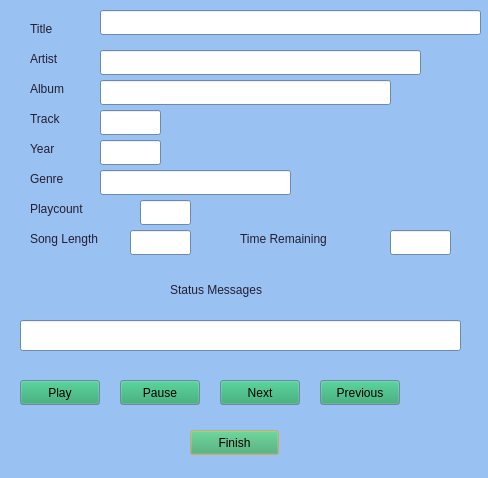
This is player.ui in poldi171254/StrawberryRemote as Qt 5 draws it before an edit. The edited form follows.
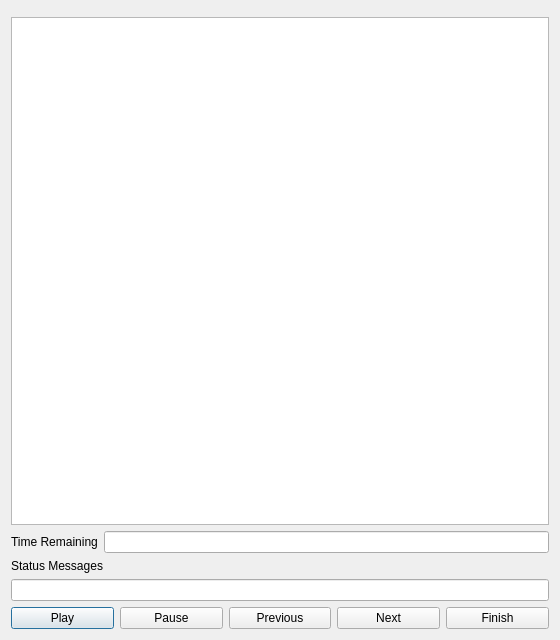
This is the edited form.

What changed in the file:
```diff
--- a/player.ui
+++ b/player.ui
@@ -6,456 +6,101 @@
    <rect>
     <x>0</x>
     <y>0</y>
-    <width>488</width>
-    <height>478</height>
+    <width>560</width>
+    <height>640</height>
    </rect>
   </property>
-  <property name="palette">
-   <palette>
-    <active>
-     <colorrole role="WindowText">
-      <brush brushstyle="SolidPattern">
-       <color alpha="255">
-        <red>36</red>
-        <green>31</green>
-        <blue>49</blue>
-       </color>
-      </brush>
-     </colorrole>
-     <colorrole role="Button">
-      <brush brushstyle="SolidPattern">
-       <color alpha="255">
-        <red>38</red>
-        <green>162</green>
-        <blue>105</blue>
-       </color>
-      </brush>
-     </colorrole>
-     <colorrole role="Window">
-      <brush brushstyle="SolidPattern">
-       <color alpha="255">
-        <red>153</red>
-        <green>193</green>
-        <blue>241</blue>
-       </color>
-      </brush>
-     </colorrole>
-     <colorrole role="Highlight">
-      <brush brushstyle="SolidPattern">
-       <color alpha="255">
-        <red>255</red>
-        <green>190</green>
-        <blue>111</blue>
-       </color>
-      </brush>
-     </colorrole>
-    </active>
-    <inactive>
-     <colorrole role="WindowText">
-      <brush brushstyle="SolidPattern">
-       <color alpha="255">
-        <red>36</red>
-        <green>31</green>
-        <blue>49</blue>
-       </color>
-      </brush>
-     </colorrole>
-     <colorrole role="Button">
-      <brush brushstyle="SolidPattern">
-       <color alpha="255">
-        <red>38</red>
-        <green>162</green>
-        <blue>105</blue>
-       </color>
-      </brush>
-     </colorrole>
-     <colorrole role="Window">
-      <brush brushstyle="SolidPattern">
-       <color alpha="255">
-        <red>153</red>
-        <green>193</green>
-        <blue>241</blue>
-       </color>
-      </brush>
-     </colorrole>
-     <colorrole role="Highlight">
-      <brush brushstyle="SolidPattern">
-       <color alpha="255">
-        <red>255</red>
-        <green>190</green>
-        <blue>111</blue>
-       </color>
-      </brush>
-     </colorrole>
-    </inactive>
-    <disabled>
-     <colorrole role="Button">
-      <brush brushstyle="SolidPattern">
-       <color alpha="255">
-        <red>38</red>
-        <green>162</green>
-        <blue>105</blue>
-       </color>
-      </brush>
-     </colorrole>
-     <colorrole role="Base">
-      <brush brushstyle="SolidPattern">
-       <color alpha="255">
-        <red>153</red>
-        <green>193</green>
-        <blue>241</blue>
-       </color>
-      </brush>
-     </colorrole>
-     <colorrole role="Window">
-      <brush brushstyle="SolidPattern">
-       <color alpha="255">
-        <red>153</red>
-        <green>193</green>
-        <blue>241</blue>
-       </color>
-      </brush>
-     </colorrole>
-     <colorrole role="Highlight">
-      <brush brushstyle="SolidPattern">
-       <color alpha="255">
-        <red>53</red>
-        <green>132</green>
-        <blue>228</blue>
-       </color>
-      </brush>
-     </colorrole>
-    </disabled>
-   </palette>
-  </property>
   <property name="windowTitle">
    <string>Strawberry Player</string>
   </property>
   <property name="autoFillBackground">
    <bool>true</bool>
   </property>
-  <widget class="QLabel" name="titleLabel">
-   <property name="geometry">
-    <rect>
-     <x>30</x>
-     <y>20</y>
-     <width>41</width>
-     <height>17</height>
-    </rect>
-   </property>
-   <property name="text">
-    <string>Title</string>
-   </property>
-  </widget>
-  <widget class="QLabel" name="artistLabel">
-   <property name="geometry">
-    <rect>
-     <x>30</x>
-     <y>50</y>
-     <width>51</width>
-     <height>17</height>
-    </rect>
-   </property>
-   <property name="text">
-    <string>Artist</string>
-   </property>
-  </widget>
-  <widget class="QLabel" name="albumLabel">
-   <property name="geometry">
-    <rect>
-     <x>30</x>
-     <y>80</y>
-     <width>51</width>
-     <height>17</height>
-    </rect>
-   </property>
-   <property name="text">
-    <string>Album</string>
-   </property>
-  </widget>
-  <widget class="QLabel" name="trackLabel">
-   <property name="geometry">
-    <rect>
-     <x>30</x>
-     <y>110</y>
-     <width>51</width>
-     <height>17</height>
-    </rect>
-   </property>
-   <property name="text">
-    <string>Track</string>
-   </property>
-  </widget>
-  <widget class="QLabel" name="yearLabel">
-   <property name="geometry">
-    <rect>
-     <x>30</x>
-     <y>140</y>
-     <width>41</width>
-     <height>17</height>
-    </rect>
-   </property>
-   <property name="text">
-    <string>Year</string>
-   </property>
-  </widget>
-  <widget class="QLabel" name="genreLabel">
-   <property name="geometry">
-    <rect>
-     <x>30</x>
-     <y>170</y>
-     <width>51</width>
-     <height>17</height>
-    </rect>
-   </property>
-   <property name="text">
-    <string>Genre</string>
-   </property>
-  </widget>
-  <widget class="QLabel" name="playcountLabel">
-   <property name="geometry">
-    <rect>
-     <x>30</x>
-     <y>200</y>
-     <width>81</width>
-     <height>17</height>
-    </rect>
-   </property>
-   <property name="text">
-    <string>Playcount</string>
-   </property>
-  </widget>
-  <widget class="QLabel" name="songlengthLabel">
-   <property name="geometry">
-    <rect>
-     <x>30</x>
-     <y>230</y>
-     <width>91</width>
-     <height>17</height>
-    </rect>
-   </property>
-   <property name="text">
-    <string>Song Length</string>
-   </property>
-  </widget>
-  <widget class="QLabel" name="statusMessageLabel">
-   <property name="geometry">
-    <rect>
-     <x>170</x>
-     <y>280</y>
-     <width>121</width>
-     <height>20</height>
-    </rect>
-   </property>
-   <property name="text">
-    <string>Status Messages</string>
-   </property>
-  </widget>
-  <widget class="QPushButton" name="finishButton">
-   <property name="geometry">
-    <rect>
-     <x>190</x>
-     <y>430</y>
-     <width>89</width>
-     <height>25</height>
-    </rect>
-   </property>
-   <property name="text">
-    <string>Finish</string>
-   </property>
-  </widget>
-  <widget class="QLineEdit" name="title">
-   <property name="geometry">
-    <rect>
-     <x>100</x>
-     <y>10</y>
-     <width>381</width>
-     <height>25</height>
-    </rect>
-   </property>
-   <property name="readOnly">
-    <bool>true</bool>
-   </property>
-  </widget>
-  <widget class="QLineEdit" name="artist">
-   <property name="geometry">
-    <rect>
-     <x>100</x>
-     <y>50</y>
-     <width>321</width>
-     <height>25</height>
-    </rect>
-   </property>
-   <property name="readOnly">
-    <bool>true</bool>
-   </property>
-  </widget>
-  <widget class="QLineEdit" name="album">
-   <property name="geometry">
-    <rect>
-     <x>100</x>
-     <y>80</y>
-     <width>291</width>
-     <height>25</height>
-    </rect>
-   </property>
-   <property name="readOnly">
-    <bool>true</bool>
-   </property>
-  </widget>
-  <widget class="QLineEdit" name="track">
-   <property name="geometry">
-    <rect>
-     <x>100</x>
-     <y>110</y>
-     <width>61</width>
-     <height>25</height>
-    </rect>
-   </property>
-   <property name="readOnly">
-    <bool>true</bool>
-   </property>
-  </widget>
-  <widget class="QLineEdit" name="year">
-   <property name="geometry">
-    <rect>
-     <x>100</x>
-     <y>140</y>
-     <width>61</width>
-     <height>25</height>
-    </rect>
-   </property>
-   <property name="readOnly">
-    <bool>true</bool>
-   </property>
-  </widget>
-  <widget class="QLineEdit" name="genre">
-   <property name="geometry">
-    <rect>
-     <x>100</x>
-     <y>170</y>
-     <width>191</width>
-     <height>25</height>
-    </rect>
-   </property>
-   <property name="readOnly">
-    <bool>true</bool>
-   </property>
-  </widget>
-  <widget class="QLineEdit" name="playcount">
-   <property name="geometry">
-    <rect>
-     <x>140</x>
-     <y>200</y>
-     <width>51</width>
-     <height>25</height>
-    </rect>
-   </property>
-   <property name="readOnly">
-    <bool>true</bool>
-   </property>
-  </widget>
-  <widget class="QLineEdit" name="songLength">
-   <property name="geometry">
-    <rect>
-     <x>130</x>
-     <y>230</y>
-     <width>61</width>
-     <height>25</height>
-    </rect>
-   </property>
-   <property name="readOnly">
-    <bool>true</bool>
-   </property>
-  </widget>
-  <widget class="QLineEdit" name="statusMessage">
-   <property name="geometry">
-    <rect>
-     <x>20</x>
-     <y>320</y>
-     <width>441</width>
-     <height>31</height>
-    </rect>
-   </property>
-  </widget>
-  <widget class="QPushButton" name="playButton">
-   <property name="geometry">
-    <rect>
-     <x>20</x>
-     <y>380</y>
-     <width>80</width>
-     <height>25</height>
-    </rect>
-   </property>
-   <property name="text">
-    <string>Play</string>
-   </property>
-  </widget>
-  <widget class="QPushButton" name="pauseButton">
-   <property name="geometry">
-    <rect>
-     <x>120</x>
-     <y>380</y>
-     <width>80</width>
-     <height>25</height>
-    </rect>
-   </property>
-   <property name="text">
-    <string>Pause</string>
-   </property>
-  </widget>
-  <widget class="QPushButton" name="previouseButton">
-   <property name="geometry">
-    <rect>
-     <x>320</x>
-     <y>380</y>
-     <width>80</width>
-     <height>25</height>
-    </rect>
-   </property>
-   <property name="text">
-    <string>Previous</string>
-   </property>
-  </widget>
-  <widget class="QPushButton" name="nextButton">
-   <property name="geometry">
-    <rect>
-     <x>220</x>
-     <y>380</y>
-     <width>80</width>
-     <height>25</height>
-    </rect>
-   </property>
-   <property name="text">
-    <string>Next</string>
-   </property>
-  </widget>
-  <widget class="QLabel" name="label">
-   <property name="geometry">
-    <rect>
-     <x>240</x>
-     <y>230</y>
-     <width>111</width>
-     <height>18</height>
-    </rect>
-   </property>
-   <property name="text">
-    <string>Time Remaining</string>
-   </property>
-  </widget>
-  <widget class="QLineEdit" name="songlengthremaining">
-   <property name="geometry">
-    <rect>
-     <x>390</x>
-     <y>230</y>
-     <width>61</width>
-     <height>25</height>
-    </rect>
-   </property>
-   <property name="readOnly">
-    <bool>true</bool>
-   </property>
-  </widget>
+  <layout class="QVBoxLayout" name="verticalLayout">
+   <item>
+    <widget class="QTabBar" name="playlistTabBar"/>
+   </item>
+   <item>
+    <widget class="QTableWidget" name="queueTable">
+     <property name="editTriggers">
+      <set>QAbstractItemView::NoEditTriggers</set>
+     </property>
+     <property name="selectionMode">
+      <enum>QAbstractItemView::NoSelection</enum>
+     </property>
+     <attribute name="horizontalHeaderStretchLastSection">
+      <bool>true</bool>
+     </attribute>
+    </widget>
+   </item>
+   <item>
+    <layout class="QHBoxLayout" name="remainingLayout">
+     <item>
+      <widget class="QLabel" name="timeRemainingLabel">
+       <property name="text">
+        <string>Time Remaining</string>
+       </property>
+      </widget>
+     </item>
+     <item>
+      <widget class="QLineEdit" name="songlengthremaining">
+       <property name="readOnly">
+        <bool>true</bool>
+       </property>
+      </widget>
+     </item>
+    </layout>
+   </item>
+   <item>
+    <widget class="QLabel" name="statusMessageLabel">
+     <property name="text">
+      <string>Status Messages</string>
+     </property>
+    </widget>
+   </item>
+   <item>
+    <widget class="QLineEdit" name="statusMessage"/>
+   </item>
+   <item>
+    <layout class="QHBoxLayout" name="buttonLayout">
+     <item>
+      <widget class="QPushButton" name="playButton">
+       <property name="text">
+        <string>Play</string>
+       </property>
+      </widget>
+     </item>
+     <item>
+      <widget class="QPushButton" name="pauseButton">
+       <property name="text">
+        <string>Pause</string>
+       </property>
+      </widget>
+     </item>
+     <item>
+      <widget class="QPushButton" name="previouseButton">
+       <property name="text">
+        <string>Previous</string>
+       </property>
+      </widget>
+     </item>
+     <item>
+      <widget class="QPushButton" name="nextButton">
+       <property name="text">
+        <string>Next</string>
+       </property>
+      </widget>
+     </item>
+     <item>
+      <widget class="QPushButton" name="finishButton">
+       <property name="text">
+        <string>Finish</string>
+       </property>
+      </widget>
+     </item>
+    </layout>
+   </item>
+  </layout>
  </widget>
  <resources/>
  <connections/>
```
